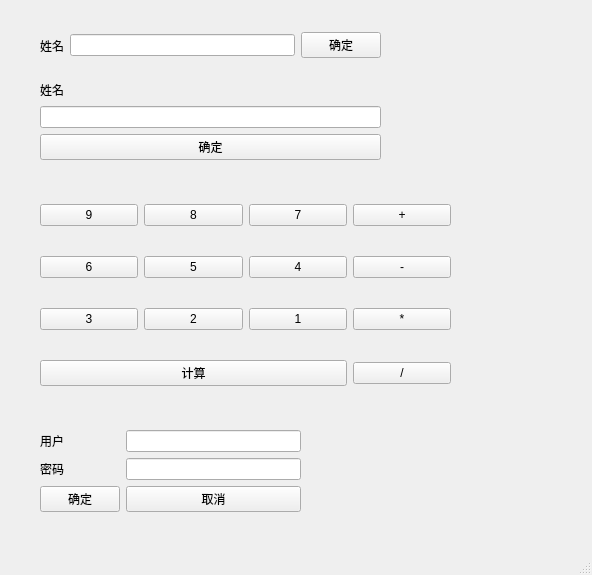
cxinping/PyQt5, file Chapter03/layoutWin.ui: the form before one commit.
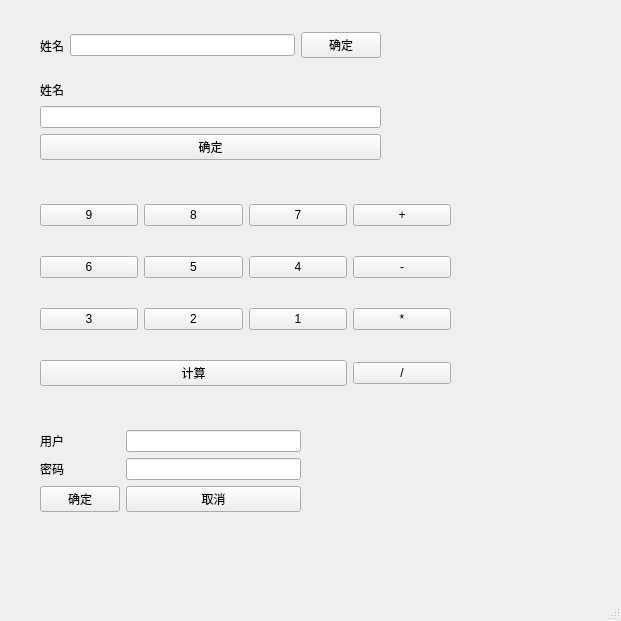
The form after the commit.

What changed in the file:
```diff
--- a/Chapter03/layoutWin.ui
+++ b/Chapter03/layoutWin.ui
@@ -6,8 +6,8 @@
    <rect>
     <x>0</x>
     <y>0</y>
-    <width>592</width>
-    <height>575</height>
+    <width>621</width>
+    <height>621</height>
    </rect>
   </property>
   <property name="windowTitle">
```
Left out of the diff: 2 changed lines with no effect on the pictures.
